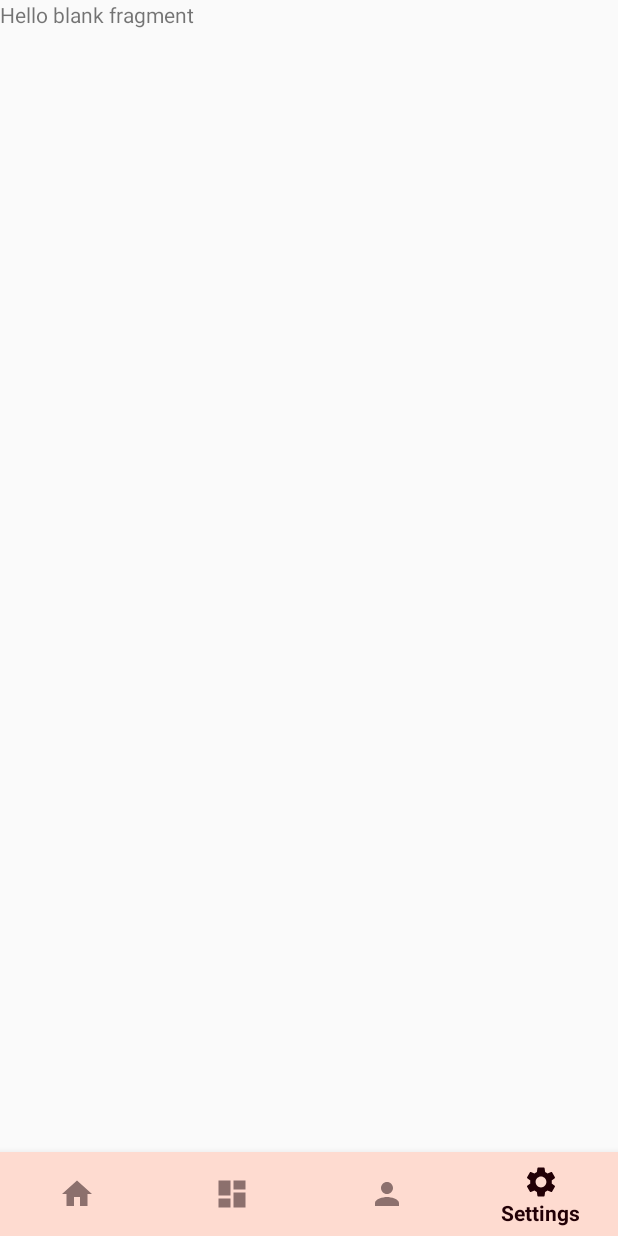
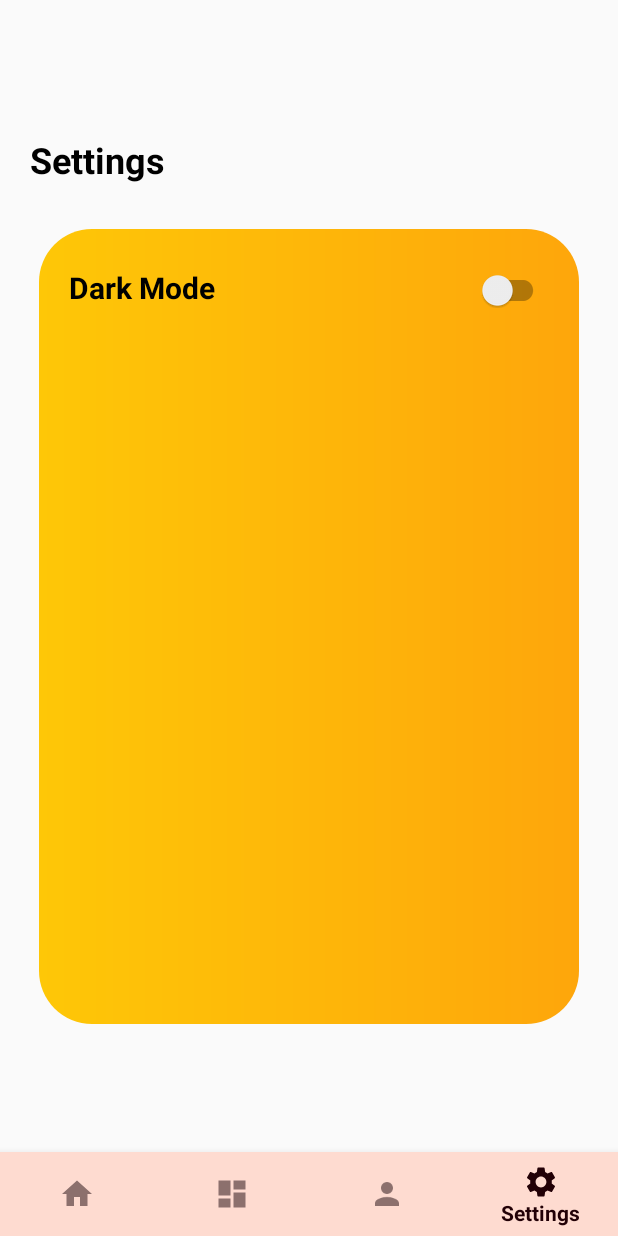
Before and after one commit to ismaelnaciri/IsmaCuts, an Android app: the SettingsFragment screen opened through its navigation route, on a phone screen of 412 x 824 dp. Run offline under Robolectric (Android 15) with nearby library versions, the phone set to English and light mode, and no system bars; our stand-ins replace Firebase (no records; nobody signed in at launch, a user with empty details on screens opened directly), data binding, navigation-ui; Roboto replaces fonts that are not available here; 2 statements that could not run were skipped.

Commit message:
dark mode settings done

```diff
--- a/app/src/main/AndroidManifest.xml
+++ b/app/src/main/AndroidManifest.xml
@@ -4,7 +4,9 @@
 
     <uses-permission android:name="android.permission.INTERNET"/>
     <uses-permission android:name="android.permission.READ_CALENDAR"/>
+    <uses-permission android:name="android.permission.WRITE_CALENDAR"/>
     <uses-permission android:name="android.permission.ACCESS_NETWORK_STATE"/>
+    <uses-permission android:name="android.permission.POST_NOTIFICATIONS"/>
 
     <application
         android:allowBackup="true"
--- a/app/src/main/java/cat/insvidreres/inf/ismacuts/profile/ProfileFragment.kt
+++ b/app/src/main/java/cat/insvidreres/inf/ismacuts/profile/ProfileFragment.kt
@@ -27,6 +27,7 @@ class ProfileFragment : Fragment() {
     private val viewModel : ProfileViewModel by viewModels()
     private var imageUri: Uri? = null
     private var currentImgUrl: Any? = null
+    var userEmail: String = ""
 
     override fun onCreateView(
         inflater: LayoutInflater, container: ViewGroup?,
@@ -101,6 +102,7 @@ class ProfileFragment : Fragment() {
             viewModel.user.observe(viewLifecycleOwner) { user ->
                 binding.profileNameTV.text = user.username
                 binding.profileEmailTV.text = user.email
+                userEmail = user.email
                 binding.profileUserNameTV.text = user.username
 
                 val sp = requireContext().getSharedPreferences("UserPreferences", Context.MODE_PRIVATE)
--- /dev/null
+++ b/app/src/main/java/cat/insvidreres/inf/ismacuts/profile/UsersProfileSharedViewModel.kt
@@ -0,0 +1,6 @@
+package cat.insvidreres.inf.ismacuts.profile
+
+import androidx.lifecycle.ViewModel
+
+class UsersProfileSharedViewModel: ViewModel() {
+}
--- a/app/src/main/java/cat/insvidreres/inf/ismacuts/settings/SettingsFragment.kt
+++ b/app/src/main/java/cat/insvidreres/inf/ismacuts/settings/SettingsFragment.kt
@@ -1,60 +1,54 @@
 package cat.insvidreres.inf.ismacuts.settings
 
+import android.content.Context
+import android.content.SharedPreferences
 import android.os.Bundle
 import androidx.fragment.app.Fragment
 import android.view.LayoutInflater
 import android.view.View
 import android.view.ViewGroup
+import androidx.appcompat.app.AppCompatDelegate
 import cat.insvidreres.inf.ismacuts.R
+import cat.insvidreres.inf.ismacuts.admins.AdminsMainActivity
+import cat.insvidreres.inf.ismacuts.databinding.FragmentProfileBinding
+import cat.insvidreres.inf.ismacuts.databinding.FragmentSettingsBinding
+import cat.insvidreres.inf.ismacuts.users.UsersMainActivity
 
-// TODO: Rename parameter arguments, choose names that match
-// the fragment initialization parameters, e.g. ARG_ITEM_NUMBER
-private const val ARG_PARAM1 = "param1"
-private const val ARG_PARAM2 = "param2"
+class SettingsFragment : Fragment() {
 
-/**
- * A simple [Fragment] subclass.
- * Use the [SettingsFragment.newInstance] factory method to
- * create an instance of this fragment.
- */
-class SettingsFragment : Fragment() {
-    // TODO: Rename and change types of parameters
-    private var param1: String? = null
-    private var param2: String? = null
-
-    override fun onCreate(savedInstanceState: Bundle?) {
-        super.onCreate(savedInstanceState)
-        arguments?.let {
-            param1 = it.getString(ARG_PARAM1)
-            param2 = it.getString(ARG_PARAM2)
-        }
-    }
-
+    private lateinit var binding: FragmentSettingsBinding
+    private lateinit var sharedPreferences: SharedPreferences
     override fun onCreateView(
         inflater: LayoutInflater, container: ViewGroup?,
         savedInstanceState: Bundle?
     ): View? {
         // Inflate the layout for this fragment
-        return inflater.inflate(R.layout.fragment_settings, container, false)
+        binding = FragmentSettingsBinding.inflate(inflater)
+
+        sharedPreferences = requireActivity().getSharedPreferences("settings", Context.MODE_PRIVATE)
+
+        val isNightMode = sharedPreferences.getBoolean("nightMode", false)
+        binding.settingsDarkModeSwitch.isChecked = isNightMode
+
+        binding.settingsDarkModeSwitch.setOnClickListener {
+            val editor = sharedPreferences.edit()
+            if (binding.settingsDarkModeSwitch.isChecked) {
+                editor.remove("nightMode")
+                editor.putBoolean("nightMode", true)
+                AppCompatDelegate.setDefaultNightMode(AppCompatDelegate.MODE_NIGHT_YES)
+            } else {
+                editor.remove("nightMode")
+                editor.putBoolean("nightMode", false)
+                AppCompatDelegate.setDefaultNightMode(AppCompatDelegate.MODE_NIGHT_NO)
+            }
+            editor.apply()
+        }
+
+        return binding.root
     }
 
-    companion object {
-        /**
-         * Use this factory method to create a new instance of
-         * this fragment using the provided parameters.
-         *
-         * @param param1 Parameter 1.
-         * @param param2 Parameter 2.
-         * @return A new instance of fragment SettingsFragment.
-         */
-        // TODO: Rename and change types and number of parameters
-        @JvmStatic
-        fun newInstance(param1: String, param2: String) =
-            SettingsFragment().apply {
-                arguments = Bundle().apply {
-                    putString(ARG_PARAM1, param1)
-                    putString(ARG_PARAM2, param2)
-                }
-            }
+    private fun saveSettings() {
+        val editor = sharedPreferences.edit()
+        editor.apply()
     }
 }
--- a/app/src/main/java/cat/insvidreres/inf/ismacuts/users/booking/UsersBookingFragment.kt
+++ b/app/src/main/java/cat/insvidreres/inf/ismacuts/users/booking/UsersBookingFragment.kt
@@ -199,7 +199,6 @@ class UsersBookingFragment : Fragment() {
                         ).show()
                     }
                     findNavController().navigateUp()
-
                 }
 
                 hourAdapter.notifyDataSetChanged()
--- a/app/src/main/res/layout/fragment_settings.xml
+++ b/app/src/main/res/layout/fragment_settings.xml
@@ -1,14 +1,69 @@
 <?xml version="1.0" encoding="utf-8"?>
-<FrameLayout xmlns:android="http://schemas.android.com/apk/res/android"
+<layout xmlns:android="http://schemas.android.com/apk/res/android"
     xmlns:tools="http://schemas.android.com/tools"
-    android:layout_width="match_parent"
-    android:layout_height="match_parent"
-    tools:context=".settings.SettingsFragment">
+    xmlns:app="http://schemas.android.com/apk/res-auto">
 
-    <!-- TODO: Update blank fragment layout -->
-    <TextView
+    <androidx.constraintlayout.widget.ConstraintLayout
         android:layout_width="match_parent"
         android:layout_height="match_parent"
-        android:text="@string/hello_blank_fragment" />
+        tools:context=".settings.SettingsFragment">
 
-</FrameLayout>
+        <TextView
+            android:id="@+id/textView"
+            android:layout_width="wrap_content"
+            android:layout_height="wrap_content"
+            android:layout_marginLeft="20dp"
+            android:layout_marginTop="90dp"
+            android:text="Settings"
+            android:textColor="?attr/textColor"
+            android:textSize="24sp"
+            android:textStyle="bold"
+            app:layout_constraintStart_toStartOf="parent"
+            app:layout_constraintTop_toTopOf="parent" />
+
+        <androidx.constraintlayout.widget.ConstraintLayout
+            android:layout_width="360dp"
+            android:layout_height="530dp"
+            android:background="@drawable/main_gradient"
+            android:layout_marginTop="30dp"
+            app:layout_constraintEnd_toEndOf="parent"
+            app:layout_constraintStart_toStartOf="parent"
+            app:layout_constraintTop_toBottomOf="@+id/textView">
+
+            <LinearLayout
+                android:id="@+id/darkBackgroundSettingLayout"
+                android:layout_width="match_parent"
+                android:layout_height="wrap_content"
+                app:layout_constraintStart_toStartOf="parent"
+                app:layout_constraintTop_toTopOf="parent"
+                android:orientation="horizontal"
+                android:layout_marginStart="20dp"
+                android:layout_marginEnd="20dp"
+                android:layout_marginTop="25dp"
+                >
+
+                <TextView
+                    android:id="@+id/settingsDarkModeLabelTV"
+                    android:layout_width="0dp"
+                    android:layout_height="wrap_content"
+                    android:layout_weight="1"
+                    android:text="Dark Mode"
+                    android:gravity="start"
+                    android:textColor="?attr/textColor"
+                    android:textStyle="bold"
+                    android:textSize="20sp"
+                    />
+
+                <com.google.android.material.switchmaterial.SwitchMaterial
+                    android:id="@+id/settingsDarkModeSwitch"
+                    android:layout_width="wrap_content"
+                    android:layout_height="wrap_content"
+                    android:layout_weight="1"
+                    />
+
+            </LinearLayout>
+
+        </androidx.constraintlayout.widget.ConstraintLayout>
+
+    </androidx.constraintlayout.widget.ConstraintLayout>
+</layout>
```
